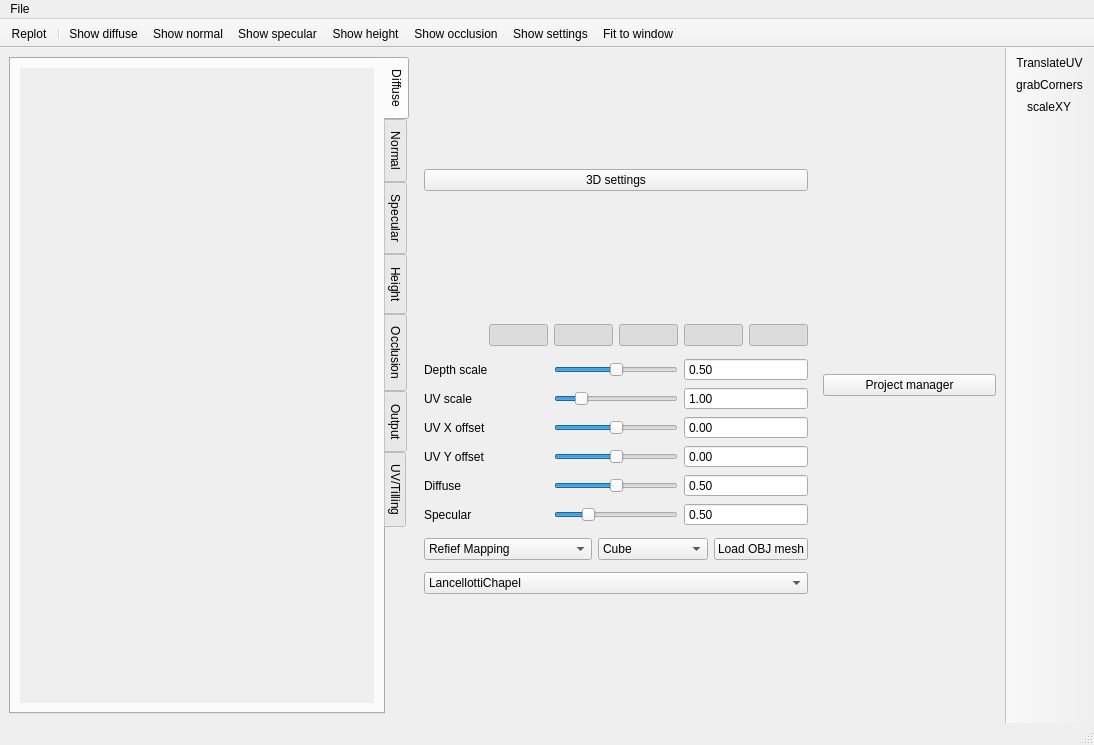
Old version of the form Sources/mainwindow.ui in the repository kmkolasinski/AwesomeBump.
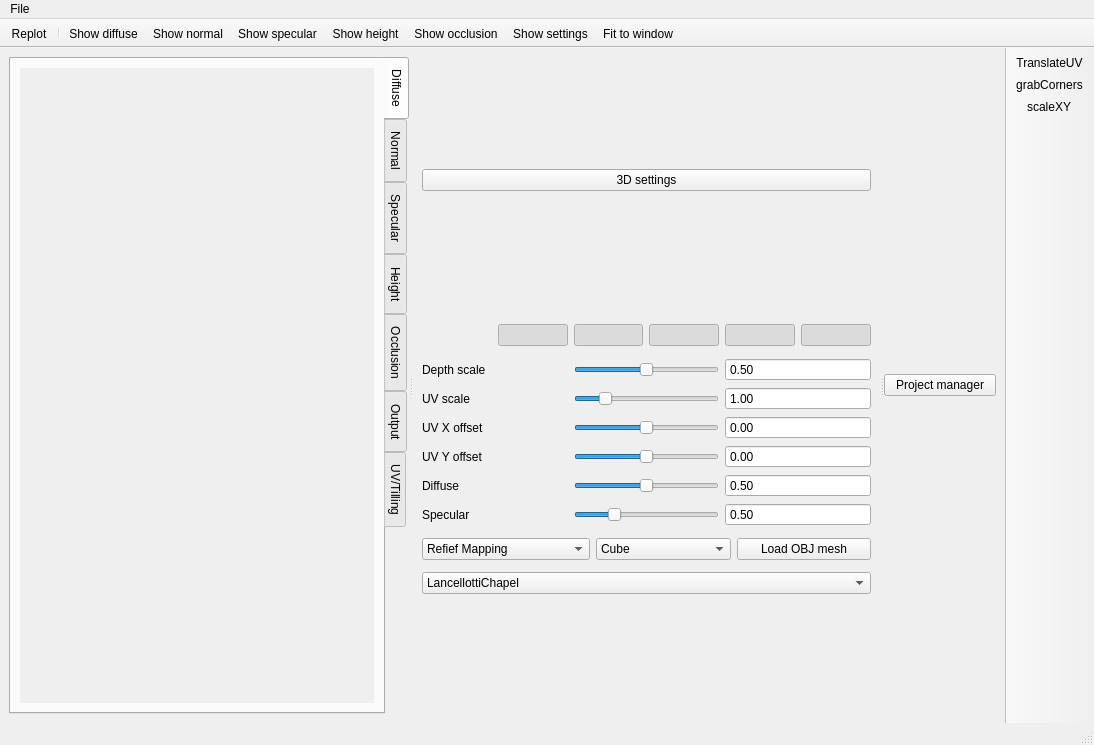
New version of the form. The open tabs and pages were chosen to show the change. Icons and pictures are not drawn.

Commit message: Added Splitters & style save at close

```diff
--- a/Sources/mainwindow.ui
+++ b/Sources/mainwindow.ui
@@ -33,8 +33,12 @@
    </size>
   </property>
   <widget class="QWidget" name="centralwidget">
-   <layout class="QHBoxLayout" name="horizontalLayout_2">
-    <item>
+   <layout class="QGridLayout" name="gridLayout_12">
+    <item row="0" column="0">
+     <widget class="QSplitter" name="splitter_2">
+      <property name="orientation">
+       <enum>Qt::Horizontal</enum>
+      </property>
      <widget class="QTabWidget" name="tabWidget">
       <property name="maximumSize">
        <size>
@@ -1495,8 +1499,11 @@
        </layout>
       </widget>
      </widget>
-    </item>
-    <item>
+      <widget class="QSplitter" name="splitter">
+       <property name="orientation">
+        <enum>Qt::Horizontal</enum>
+       </property>
+       <widget class="QWidget" name="">
      <layout class="QVBoxLayout" name="verticalLayout3DImage">
       <item>
        <widget class="QWidget" name="widget" native="true">
@@ -2177,8 +2184,8 @@
        </widget>
       </item>
      </layout>
-    </item>
-    <item>
+       </widget>
+       <widget class="QWidget" name="">
      <layout class="QVBoxLayout" name="verticalLayout2DImage">
       <item>
        <widget class="QPushButton" name="pushButtonProjectManager">
@@ -2191,6 +2198,9 @@
        </widget>
       </item>
      </layout>
+       </widget>
+      </widget>
+     </widget>
     </item>
    </layout>
   </widget>
```
Left out of the diff: 24 changed lines with no effect on the pictures. Lines whose indentation alone changed are shown as unchanged. The commit also changes 1 other file.
